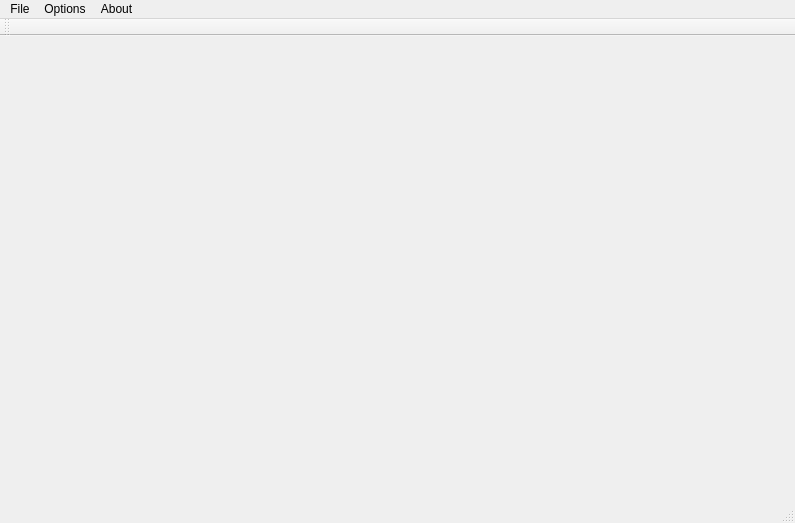
fostfox/lua-cpp-s101-integration, file Forms/mainwindow.ui: the form before one commit.
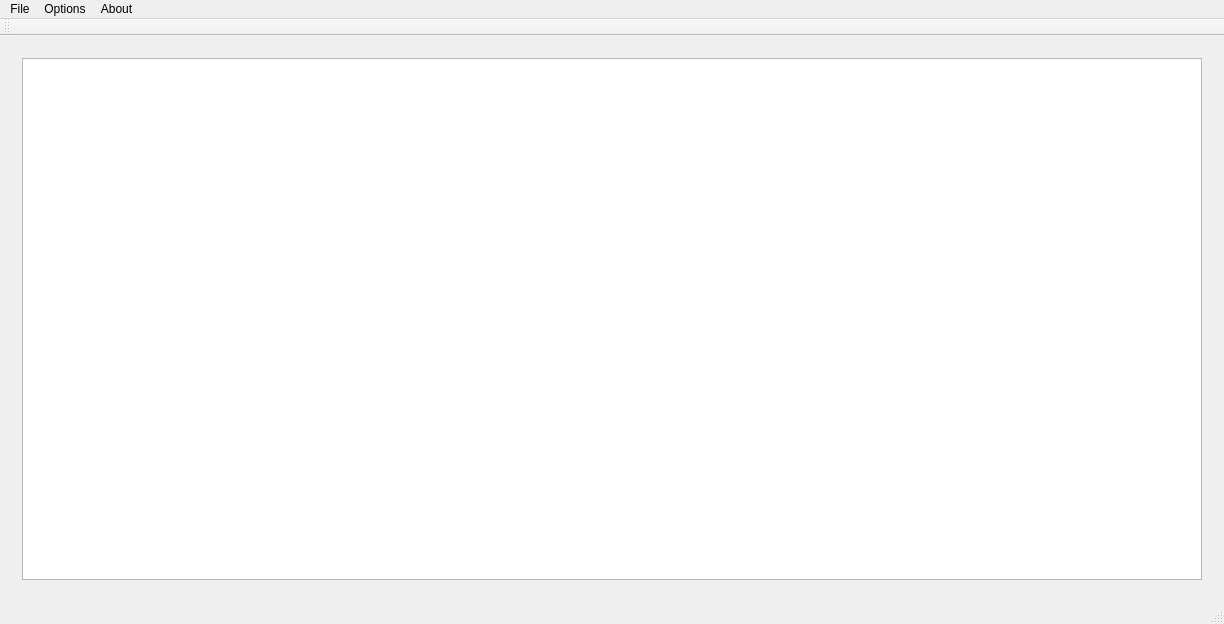
The form after the commit. The open tabs and pages were chosen to show the change.

```diff
--- a/Forms/mainwindow.ui
+++ b/Forms/mainwindow.ui
@@ -6,8 +6,8 @@
    <rect>
     <x>0</x>
     <y>0</y>
-    <width>795</width>
-    <height>523</height>
+    <width>1224</width>
+    <height>624</height>
    </rect>
   </property>
   <property name="windowTitle">
@@ -116,7 +116,13 @@
         </item>
        </layout>
       </widget>
-      <widget class="QWidget" name="page_2"/>
+      <widget class="QWidget" name="page_2">
+       <layout class="QVBoxLayout" name="verticalLayout_4">
+        <item>
+         <widget class="QGraphicsView" name="mapView"/>
+        </item>
+       </layout>
+      </widget>
      </widget>
     </item>
    </layout>
@@ -126,8 +132,8 @@
     <rect>
      <x>0</x>
      <y>0</y>
-     <width>795</width>
-     <height>25</height>
+     <width>1224</width>
+     <height>20</height>
     </rect>
    </property>
    <widget class="QMenu" name="menuFile">
```
Left out of the diff: 2 changed lines with no effect on the pictures.
